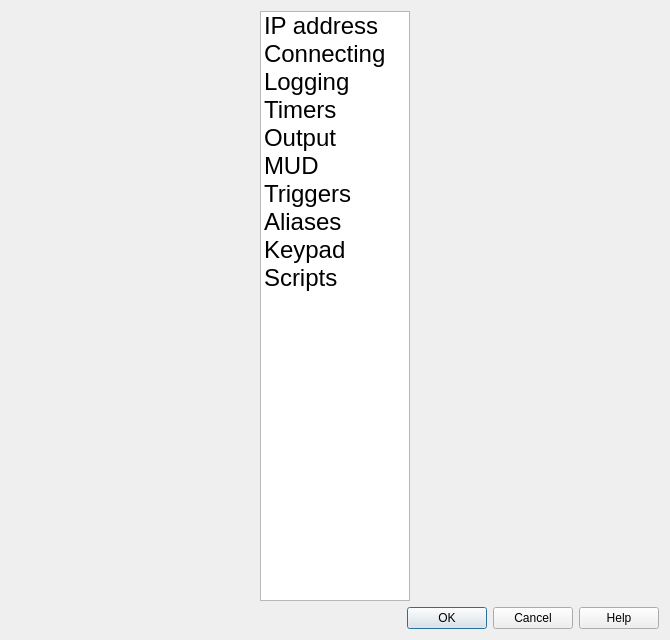
First picture: the form in smushclient-qt/cpp/ui/worldprefs.ui, repository jnbooth/smushclient, before the edit.
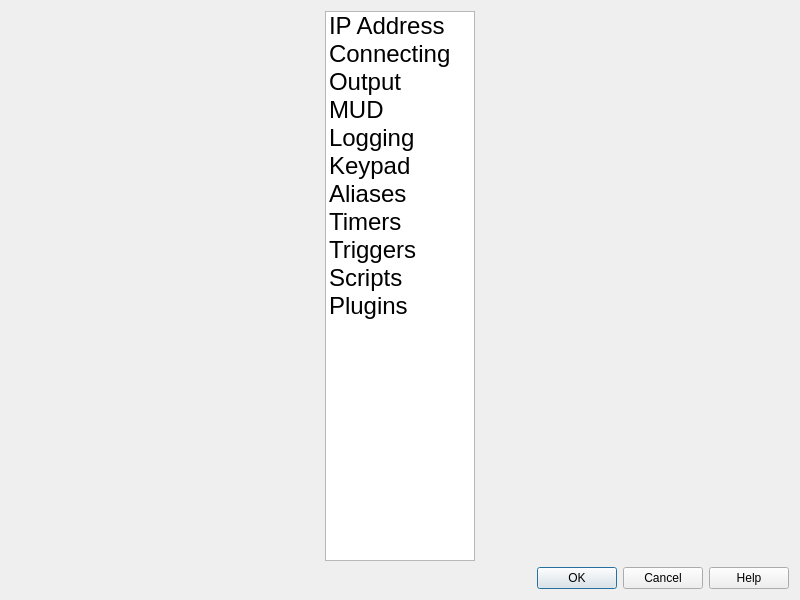
Second picture: the form after the edit.

```diff
--- a/smushclient-qt/cpp/ui/worldprefs.ui
+++ b/smushclient-qt/cpp/ui/worldprefs.ui
@@ -6,8 +6,8 @@
    <rect>
     <x>0</x>
     <y>0</y>
-    <width>670</width>
-    <height>640</height>
+    <width>800</width>
+    <height>600</height>
    </rect>
   </property>
   <property name="windowTitle">
@@ -48,60 +48,98 @@
         <bool>false</bool>
        </property>
        <property name="spacing">
-        <number>3</number>
+        <number>5</number>
        </property>
        <property name="uniformItemSizes">
         <bool>true</bool>
        </property>
        <item>
         <property name="text">
-         <string>IP address</string>
+         <string>IP Address</string>
+        </property>
+        <property name="flags">
+         <set>ItemIsSelectable|ItemIsEnabled</set>
         </property>
        </item>
        <item>
         <property name="text">
          <string>Connecting</string>
         </property>
-       </item>
-       <item>
-        <property name="text">
-         <string>Logging</string>
-        </property>
-       </item>
-       <item>
-        <property name="text">
-         <string>Timers</string>
+        <property name="flags">
+         <set>ItemIsSelectable|ItemIsEnabled</set>
         </property>
        </item>
        <item>
         <property name="text">
          <string>Output</string>
         </property>
+        <property name="flags">
+         <set>ItemIsSelectable|ItemIsEnabled</set>
+        </property>
        </item>
        <item>
         <property name="text">
          <string>MUD</string>
         </property>
-       </item>
-       <item>
-        <property name="text">
-         <string>Triggers</string>
+        <property name="flags">
+         <set>ItemIsSelectable|ItemIsEnabled</set>
         </property>
        </item>
        <item>
         <property name="text">
-         <string>Aliases</string>
+         <string>Logging</string>
+        </property>
+        <property name="flags">
+         <set>ItemIsSelectable|ItemIsEnabled</set>
         </property>
        </item>
        <item>
         <property name="text">
          <string>Keypad</string>
         </property>
+        <property name="flags">
+         <set>ItemIsSelectable|ItemIsEnabled</set>
+        </property>
+       </item>
+       <item>
+        <property name="text">
+         <string>Aliases</string>
+        </property>
+        <property name="flags">
+         <set>ItemIsSelectable|ItemIsEnabled</set>
+        </property>
+       </item>
+       <item>
+        <property name="text">
+         <string>Timers</string>
+        </property>
+        <property name="flags">
+         <set>ItemIsSelectable|ItemIsEnabled</set>
+        </property>
+       </item>
+       <item>
+        <property name="text">
+         <string>Triggers</string>
+        </property>
+        <property name="flags">
+         <set>ItemIsSelectable|ItemIsEnabled</set>
+        </property>
        </item>
        <item>
         <property name="text">
          <string>Scripts</string>
         </property>
+        <property name="flags">
+         <set>ItemIsSelectable|ItemIsEnabled</set>
+        </property>
+       </item>
+       <item>
+        <property name="text">
+         <string>Plugins</string>
+        </property>
+        <property name="flags">
+         <set>ItemIsSelectable|ItemIsEnabled</set>
+        </property>
        </item>
       </widget>
      </item>
```
Left out of the diff: 2 changed lines with no effect on the pictures.
